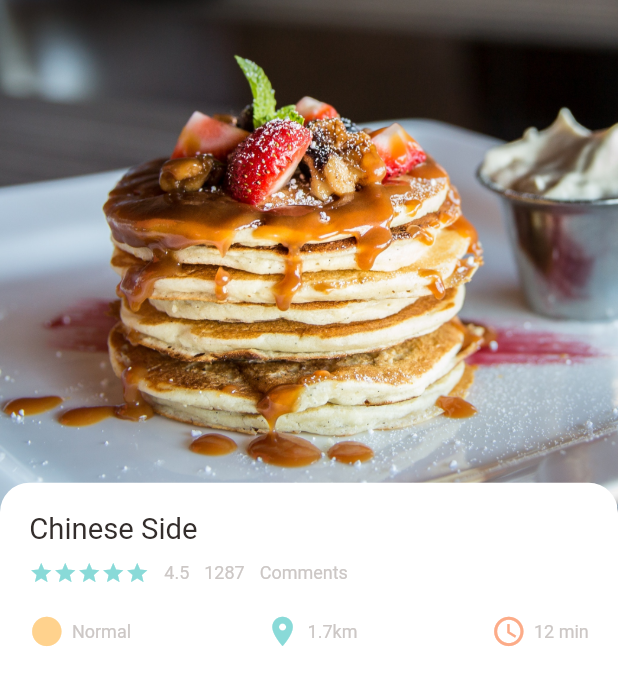
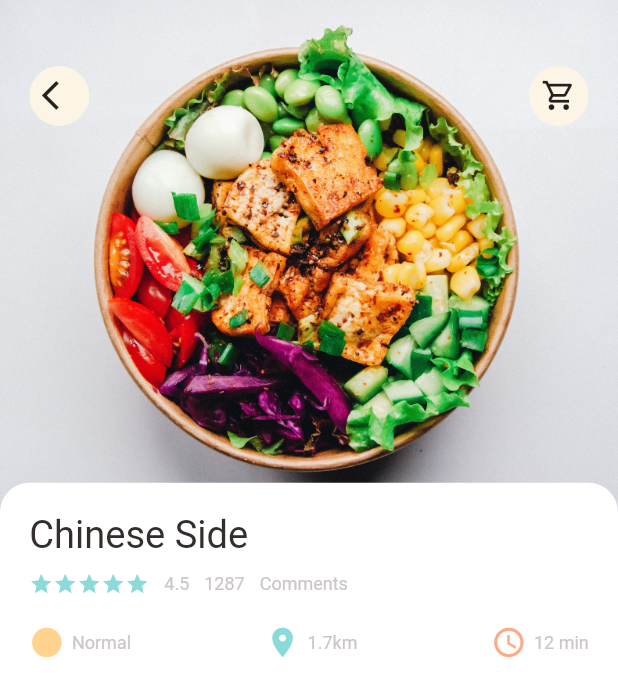
Before and after one commit to ahhmedsafwat/FoodDeliveryApp, a Flutter app: the screen it shows after launch, on a phone screen of 412 x 824 dp. Shown: the top 696 px of the screen. Run offline on Flutter 3.47's test engine with Material 2 defaults, Android fonts, the phone set to English and light mode, and no system bars; our stand-ins replace dots_indicator, get.

Commit message:
refactor image widget

```diff
--- a/lib/core/utils/dimension.dart
+++ b/lib/core/utils/dimension.dart
@@ -20,7 +20,10 @@ class Dimensions {
   static double width30 = screenHeight / 28.13;
   static double width45 = screenHeight / 18.76;
 
+  // font size
   static double font20 = screenHeight / 42.2;
+  static double font26 = screenHeight / 32.46;
+
   // radius
   static double radius15 = screenHeight / 56.7;
   static double radius20 = screenHeight / 42.2;
--- /dev/null
+++ b/lib/core/widgets/app_image.dart
@@ -0,0 +1,23 @@
+import 'package:flutter/material.dart';
+import '../utils/dimension.dart';
+
+class AppImage extends StatelessWidget {
+  const AppImage({super.key, this.width, this.height, required this.img});
+  final double? width;
+  final double? height;
+  final String img;
+
+  @override
+  Widget build(BuildContext context) {
+    return Container(
+      width: width,
+      height: height,
+      decoration: BoxDecoration(
+        image: DecorationImage(
+          fit: BoxFit.cover,
+          image: AssetImage(img),
+        ),
+      ),
+    );
+  }
+}
--- a/lib/core/widgets/big_text.dart
+++ b/lib/core/widgets/big_text.dart
@@ -21,7 +21,7 @@ class BigText extends StatelessWidget {
       maxLines: 1,
       style: TextStyle(
           color: color,
-          fontSize: size == 0 ? Dimensions.font20 : size,
+          fontSize: size == 0 ? Dimensions.font26 : size,
           overflow: overflow,
           fontWeight: FontWeight.w400,
           fontFamily: 'Roboto'),
--- a/lib/features/FoodDetails/presentation/view/widgets/app_icon.dart
+++ b/lib/features/FoodDetails/presentation/view/widgets/app_icon.dart
@@ -25,7 +25,7 @@ class AppIcons extends StatelessWidget {
       ),
       child: Icon(
         icon,
-        size: Dimensions.iconSize16,
+        size: Dimensions.iconSize24,
       ),
     );
   }
--- a/lib/features/FoodDetails/presentation/view/widgets/food_details_body.dart
+++ b/lib/features/FoodDetails/presentation/view/widgets/food_details_body.dart
@@ -1,5 +1,6 @@
 import 'package:flutter/material.dart';
 import 'package:food_delivery_app/core/utils/dimension.dart';
+import 'package:food_delivery_app/core/widgets/app_image.dart';
 import 'package:food_delivery_app/features/FoodDetails/presentation/view/widgets/app_icon.dart';
 
 import '../../../../../core/widgets/big_text.dart';
@@ -14,6 +15,14 @@ class FoodDetailsBody extends StatelessWidget {
     return Stack(
       children: [
         Positioned(
+            left: 0,
+            right: 0,
+            child: AppImage(
+              img: 'assets/image/food3.jpg',
+              width: double.infinity,
+              height: Dimensions.foodDetailsImgSize,
+            )),
+        Positioned(
           top: Dimensions.height45,
           left: Dimensions.width20,
           right: Dimensions.width20,
@@ -27,20 +36,6 @@ class FoodDetailsBody extends StatelessWidget {
                 icon: Icons.shopping_cart_outlined,
               )
             ],
-          ),
-        ),
-        Positioned(
-          left: 0,
-          right: 0,
-          child: Container(
-            width: double.infinity,
-            height: Dimensions.foodDetailsImgSize,
-            decoration: const BoxDecoration(
-              image: DecorationImage(
-                fit: BoxFit.cover,
-                image: AssetImage('assets/image/food2.jpg'),
-              ),
-            ),
           ),
         ),
         Positioned(
--- a/lib/features/home/presentation/views/widgets/food_listview_item.dart
+++ b/lib/features/home/presentation/views/widgets/food_listview_item.dart
@@ -1,7 +1,5 @@
 import 'package:flutter/material.dart';
-
-import 'package:food_delivery_app/features/home/presentation/views/widgets/card_description.dart';
-
+import 'package:food_delivery_app/core/widgets/app_image.dart';
 import '../../../../../core/utils/dimension.dart';
 import '../../../../../core/widgets/big_text.dart';
 import '../../../../../core/widgets/order_information.dart';
@@ -18,15 +16,10 @@ class FoodListViewItem extends StatelessWidget {
       margin: EdgeInsets.symmetric(horizontal: Dimensions.width30),
       child: Row(
         children: [
-          Container(
+          AppImage(
+            img: 'assets/image/food4.jpg',
             height: Dimensions.listViewImgSize,
             width: Dimensions.listViewImgSize,
-            decoration: BoxDecoration(
-                color: Colors.white24,
-                image: const DecorationImage(
-                    image: AssetImage('assets/image/food5.jpg'),
-                    fit: BoxFit.cover),
-                borderRadius: BorderRadius.circular(Dimensions.radius20)),
           ),
           Expanded(
             child: Container(
```
